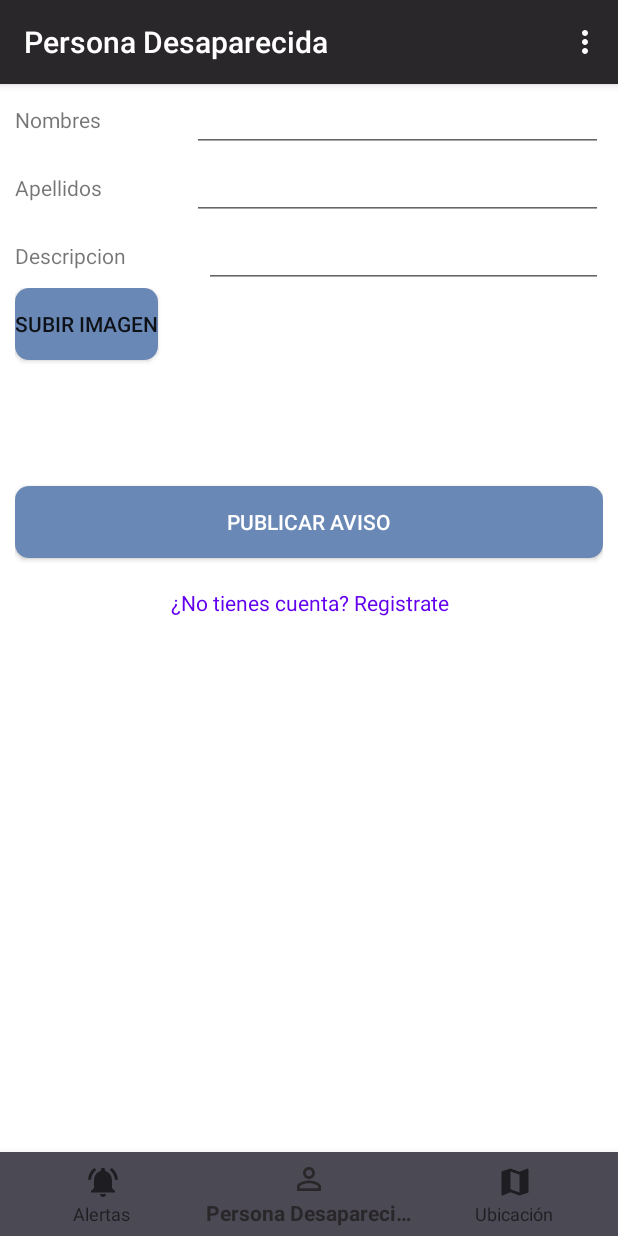
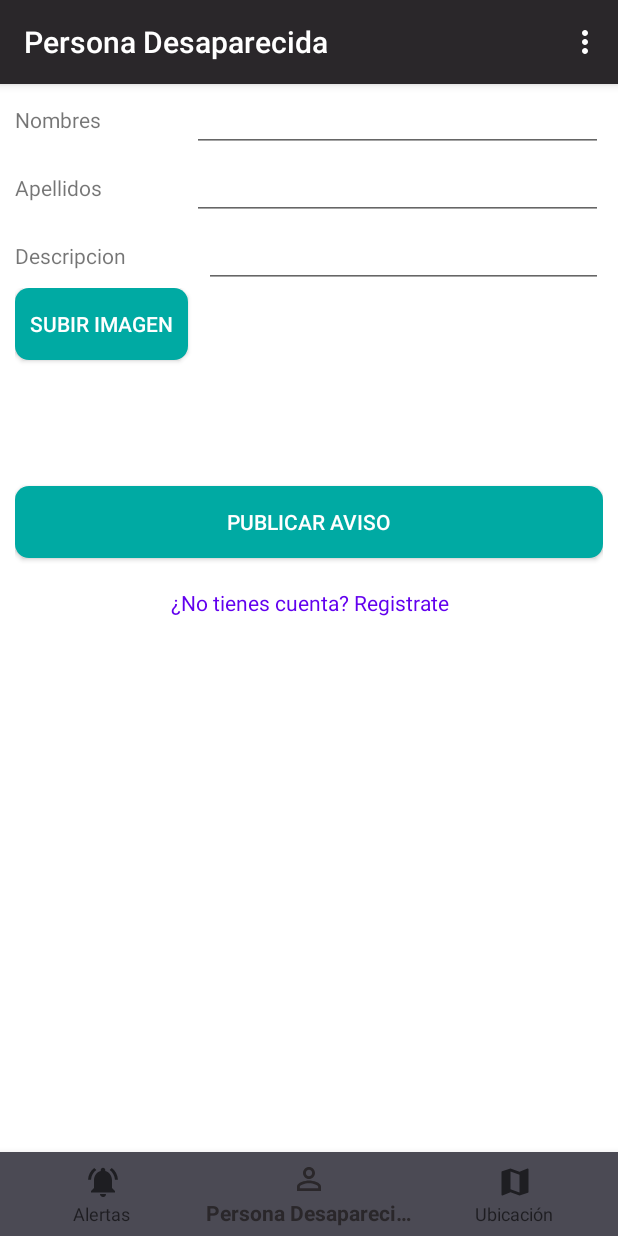
Before and after one commit to ccahui/IDNP-Alertas, an Android app: the SeBuscaFragment screen opened through its navigation route, on a phone screen of 412 x 824 dp. Run offline under Robolectric (Android 15) with nearby library versions, the phone set to English and light mode, and no system bars; our stand-ins replace navigation-ui.

Commit message:
Cambio de color del boton

```diff
--- a/app/src/main/res/layout/fragment_se_busca.xml
+++ b/app/src/main/res/layout/fragment_se_busca.xml
@@ -90,7 +90,10 @@
             android:layout_height="wrap_content"
             android:background="@drawable/button"
             android:onClick="getImage"
-            android:text="Subir Imagen" />
+            android:text="Subir Imagen"
+            android:paddingHorizontal="10dp"
+            android:textColor="@color/colorWhite"
+            />
 
         <ImageView
             android:id="@+id/pd_imagen"
--- a/app/src/main/res/values/colors.xml
+++ b/app/src/main/res/values/colors.xml
@@ -4,7 +4,7 @@
     <color name="colorPrimaryDark">#4B4A54  </color>
     <color name="colorAccent">#A3CFCD</color>
 
-    <color name="colorButton">#6A88B5</color>
+    <color name="colorButton">#00AAA3</color>
     <color name="colorWhite">#ffffff</color>
     <color name="colorBlack">#000000</color>
 
```
